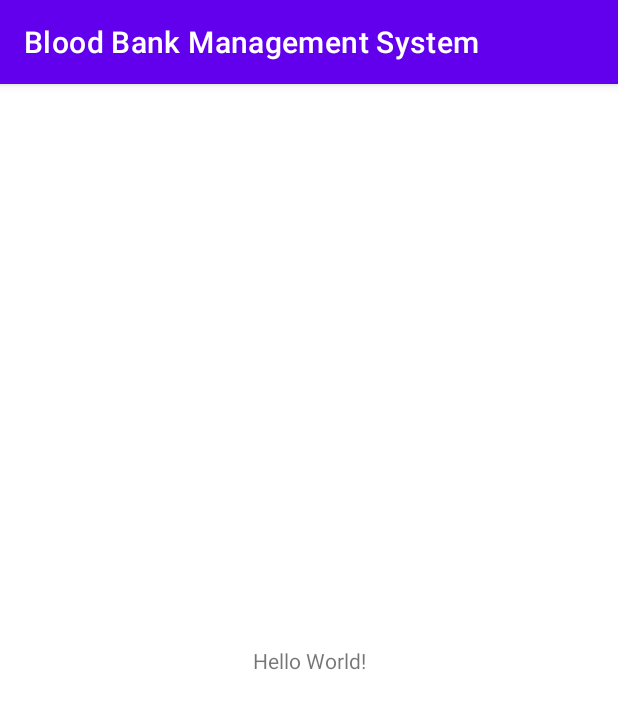
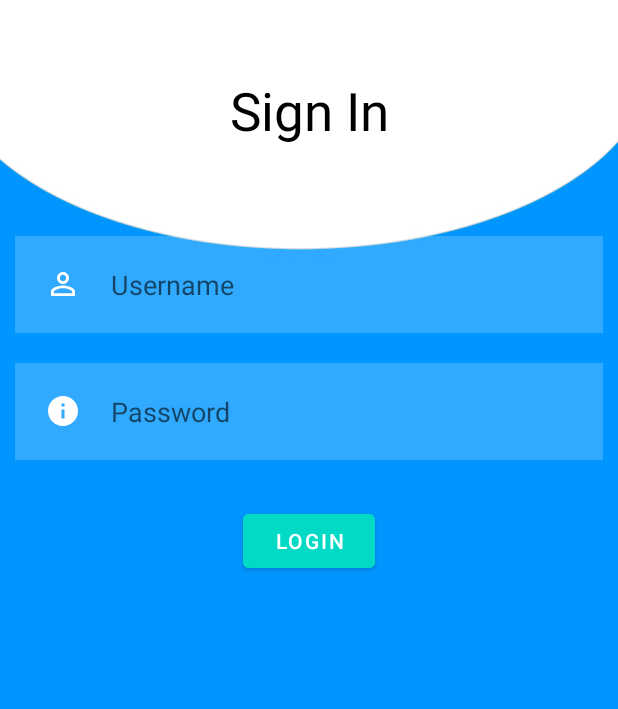
Before and after one commit to danielsamraj-fxec/blood-bank-repo, an Android app: the screen it shows after launch (MainActivity), on a phone screen of 412 x 824 dp. Shown: the top 709 px of the screen. Run offline under Robolectric (Android 15) with nearby library versions, the phone set to English and light mode, and no system bars.

Commit message:
Login Page

```diff
--- a/app/src/main/java/com/daniel/bloodbank/MainActivity.java
+++ b/app/src/main/java/com/daniel/bloodbank/MainActivity.java
@@ -3,6 +3,11 @@ package com.daniel.bloodbank;
 import androidx.appcompat.app.AppCompatActivity;
 
 import android.os.Bundle;
+import android.view.View;
+import android.widget.TextView;
+import android.widget.Toast;
+
+import com.google.android.material.button.MaterialButton;
 
 public class MainActivity extends AppCompatActivity {
 
@@ -10,5 +15,21 @@ public class MainActivity extends AppCompatActivity {
     protected void onCreate(Bundle savedInstanceState) {
         super.onCreate(savedInstanceState);
         setContentView(R.layout.activity_main);
+
+        TextView username =(TextView) findViewById(R.id.username);
+        TextView password =(TextView) findViewById(R.id.password);
+
+        MaterialButton loginbtn = (MaterialButton) findViewById(R.id.loginbtn);
+
+        loginbtn.setOnClickListener(new View.OnClickListener() {
+            @Override
+            public void onClick(View view) {
+                if(username.getText().toString().equals("admin") && password.getText().toString().equals("admin")){
+                    Toast.makeText(MainActivity.this,"LOGIN SUCCESSFULL",Toast.LENGTH_SHORT).show();
+                }else{
+                    Toast.makeText(MainActivity.this,"LOGIN FAILED",Toast.LENGTH_SHORT).show();
+                }
+            }
+        });
     }
 }
--- /dev/null
+++ b/app/src/main/res/drawable/ic_baseline_info_24.xml
@@ -0,0 +1,5 @@
+<vector android:height="24dp" android:tint="#FFFFFF"
+    android:viewportHeight="24" android:viewportWidth="24"
+    android:width="24dp" xmlns:android="http://schemas.android.com/apk/res/android">
+    <path android:fillColor="@android:color/white" android:pathData="M12,2C6.48,2 2,6.48 2,12s4.48,10 10,10 10,-4.48 10,-10S17.52,2 12,2zM13,17h-2v-6h2v6zM13,9h-2L11,7h2v2z"/>
+</vector>
--- /dev/null
+++ b/app/src/main/res/drawable/ic_baseline_person_outline_24.xml
@@ -0,0 +1,5 @@
+<vector android:height="24dp" android:tint="#FFFFFF"
+    android:viewportHeight="24" android:viewportWidth="24"
+    android:width="24dp" xmlns:android="http://schemas.android.com/apk/res/android">
+    <path android:fillColor="@android:color/white" android:pathData="M12,5.9c1.16,0 2.1,0.94 2.1,2.1s-0.94,2.1 -2.1,2.1S9.9,9.16 9.9,8s0.94,-2.1 2.1,-2.1m0,9c2.97,0 6.1,1.46 6.1,2.1v1.1L5.9,18.1L5.9,17c0,-0.64 3.13,-2.1 6.1,-2.1M12,4C9.79,4 8,5.79 8,8s1.79,4 4,4 4,-1.79 4,-4 -1.79,-4 -4,-4zM12,13c-2.67,0 -8,1.34 -8,4v3h16v-3c0,-2.66 -5.33,-4 -8,-4z"/>
+</vector>
--- a/app/src/main/res/layout/activity_main.xml
+++ b/app/src/main/res/layout/activity_main.xml
@@ -1,18 +1,64 @@
 <?xml version="1.0" encoding="utf-8"?>
-<androidx.constraintlayout.widget.ConstraintLayout xmlns:android="http://schemas.android.com/apk/res/android"
+<RelativeLayout xmlns:android="http://schemas.android.com/apk/res/android"
     xmlns:app="http://schemas.android.com/apk/res-auto"
     xmlns:tools="http://schemas.android.com/tools"
     android:layout_width="match_parent"
     android:layout_height="match_parent"
+    android:background="@drawable/background"
     tools:context=".MainActivity">
 
     <TextView
+        android:layout_width="match_parent"
+        android:layout_height="wrap_content"
+        android:id="@+id/signin"
+        android:text="Sign In"
+        android:textColor="@color/black"
+        android:textSize = "35dp"
+        android:layout_margin="50dp"
+        android:gravity="center"
+
+        />
+
+    <EditText
+        android:layout_width="match_parent"
+        android:layout_height="wrap_content"
+        android:id="@+id/username"
+        android:layout_below="@id/signin"
+        android:hint="Username"
+
+        android:background="#30ffffff"
+        android:textColor="@color/black"
+        android:layout_margin="10dp"
+        android:padding="20dp"
+        android:drawableLeft="@drawable/ic_baseline_person_outline_24"
+        android:drawablePadding="20dp"
+    />
+
+    <EditText
+        android:layout_width="match_parent"
+        android:layout_height="wrap_content"
+        android:id="@+id/password"
+        android:layout_below="@id/username"
+        android:background="#30ffffff"
+        android:hint="Password"
+        android:textColor="@color/black"
+        android:layout_margin="10dp"
+        android:padding="20dp"
+        android:drawableLeft="@drawable/ic_baseline_info_24"
+        android:drawablePadding="20dp"
+        android:inputType="textPassword"
+        />
+
+    <com.google.android.material.button.MaterialButton
         android:layout_width="wrap_content"
         android:layout_height="wrap_content"
-        android:text="Hello World!"
-        app:layout_constraintBottom_toBottomOf="parent"
-        app:layout_constraintLeft_toLeftOf="parent"
-        app:layout_constraintRight_toRightOf="parent"
-        app:layout_constraintTop_toTopOf="parent" />
+        android:id="@+id/loginbtn"
+        android:layout_below="@+id/password"
+        android:text="LOGIN"
+        android:backgroundTint="@color/design_default_color_secondary"
+        android:layout_centerHorizontal="true"
+        android:layout_margin="20dp"
+        />
 
-</androidx.constraintlayout.widget.ConstraintLayout>
+
+</RelativeLayout>
--- a/app/src/main/res/values-night/themes.xml
+++ b/app/src/main/res/values-night/themes.xml
@@ -1,6 +1,6 @@
 <resources xmlns:tools="http://schemas.android.com/tools">
     <!-- Base application theme. -->
-    <style name="Theme.BloodBankManagementSystem" parent="Theme.MaterialComponents.DayNight.DarkActionBar">
+    <style name="Theme.BloodBankManagementSystem" parent="Theme.MaterialComponents.DayNight.NoActionBar">
         <!-- Primary brand color. -->
         <item name="colorPrimary">@color/purple_200</item>
         <item name="colorPrimaryVariant">@color/purple_700</item>
--- a/app/src/main/res/values/themes.xml
+++ b/app/src/main/res/values/themes.xml
@@ -1,6 +1,6 @@
 <resources xmlns:tools="http://schemas.android.com/tools">
     <!-- Base application theme. -->
-    <style name="Theme.BloodBankManagementSystem" parent="Theme.MaterialComponents.DayNight.DarkActionBar">
+    <style name="Theme.BloodBankManagementSystem" parent="Theme.MaterialComponents.DayNight.NoActionBar">
         <!-- Primary brand color. -->
         <item name="colorPrimary">@color/purple_500</item>
         <item name="colorPrimaryVariant">@color/purple_700</item>
```
Also changed, not shown: app/src/main/res/drawable/background.jpg (added).
